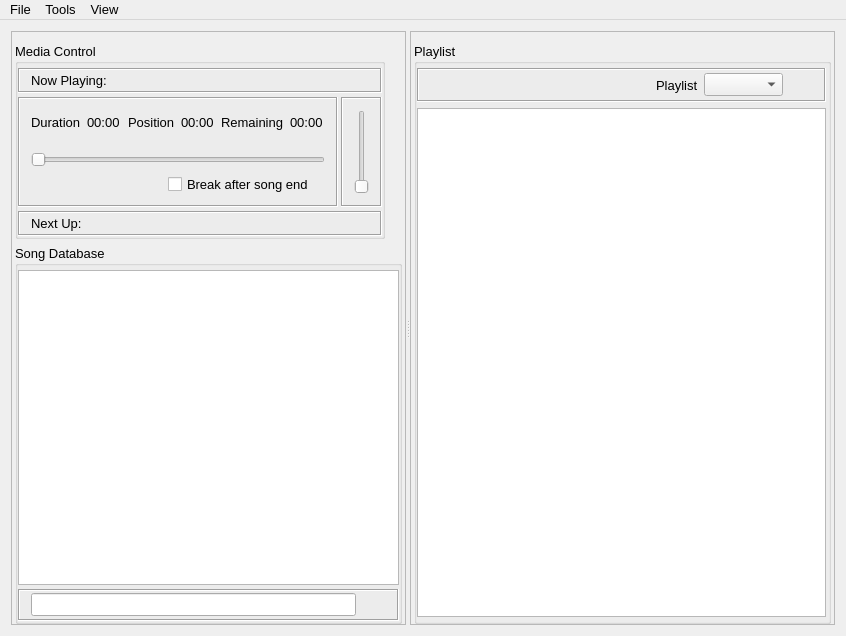
First picture: the form in BreakMusic/mainwindow.ui, repository OpenKJ/OpenKJ, before the edit.
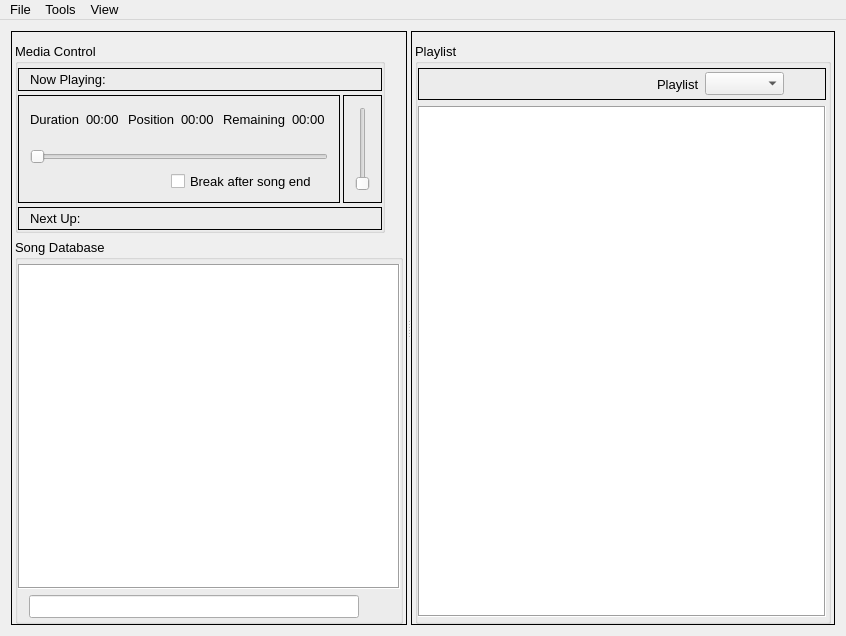
Second picture: the form after the edit. Icons and pictures are not drawn.

Commit message: BM - Playing with look/feel

Diff of the .ui file:
```diff
--- a/BreakMusic/mainwindow.ui
+++ b/BreakMusic/mainwindow.ui
@@ -33,10 +33,10 @@
         </sizepolicy>
        </property>
        <property name="frameShape">
-        <enum>QFrame::StyledPanel</enum>
+        <enum>QFrame::Box</enum>
        </property>
        <property name="frameShadow">
-        <enum>QFrame::Raised</enum>
+        <enum>QFrame::Plain</enum>
        </property>
        <layout class="QVBoxLayout" name="verticalLayout_2">
         <property name="leftMargin">
@@ -87,7 +87,7 @@
               <enum>QFrame::Box</enum>
              </property>
              <property name="frameShadow">
-              <enum>QFrame::Sunken</enum>
+              <enum>QFrame::Plain</enum>
              </property>
              <layout class="QHBoxLayout" name="horizontalLayout_2">
               <property name="topMargin">
@@ -161,7 +161,7 @@
                  <enum>QFrame::Box</enum>
                 </property>
                 <property name="frameShadow">
-                 <enum>QFrame::Sunken</enum>
+                 <enum>QFrame::Plain</enum>
                 </property>
                 <layout class="QVBoxLayout" name="verticalLayout_8">
                  <property name="leftMargin">
@@ -384,7 +384,7 @@
                     <enum>QFrame::Box</enum>
                    </property>
                    <property name="frameShadow">
-                    <enum>QFrame::Sunken</enum>
+                    <enum>QFrame::Plain</enum>
                    </property>
                    <layout class="QHBoxLayout" name="horizontalLayout_4">
                     <item>
@@ -421,7 +421,7 @@
               <enum>QFrame::Box</enum>
              </property>
              <property name="frameShadow">
-              <enum>QFrame::Sunken</enum>
+              <enum>QFrame::Plain</enum>
              </property>
              <layout class="QHBoxLayout" name="horizontalLayout_6">
               <property name="topMargin">
@@ -491,6 +491,12 @@
            </property>
            <item>
             <widget class="QTreeView" name="treeViewDB">
+             <property name="frameShape">
+              <enum>QFrame::Box</enum>
+             </property>
+             <property name="frameShadow">
+              <enum>QFrame::Sunken</enum>
+             </property>
              <property name="editTriggers">
               <set>QAbstractItemView::NoEditTriggers</set>
              </property>
@@ -526,10 +532,10 @@
            <item>
             <widget class="QFrame" name="frame_10">
              <property name="frameShape">
-              <enum>QFrame::Box</enum>
+              <enum>QFrame::NoFrame</enum>
              </property>
              <property name="frameShadow">
-              <enum>QFrame::Sunken</enum>
+              <enum>QFrame::Plain</enum>
              </property>
              <layout class="QHBoxLayout" name="horizontalLayout_7">
               <property name="topMargin">
@@ -598,10 +604,10 @@
         </sizepolicy>
        </property>
        <property name="frameShape">
-        <enum>QFrame::StyledPanel</enum>
+        <enum>QFrame::Box</enum>
        </property>
        <property name="frameShadow">
-        <enum>QFrame::Raised</enum>
+        <enum>QFrame::Plain</enum>
        </property>
        <layout class="QVBoxLayout" name="verticalLayout">
         <property name="leftMargin">
@@ -637,7 +643,7 @@
               <enum>QFrame::Box</enum>
              </property>
              <property name="frameShadow">
-              <enum>QFrame::Sunken</enum>
+              <enum>QFrame::Plain</enum>
              </property>
              <layout class="QHBoxLayout" name="horizontalLayout_8">
               <property name="topMargin">
@@ -718,6 +724,9 @@
              <property name="focusPolicy">
               <enum>Qt::WheelFocus</enum>
              </property>
+             <property name="frameShape">
+              <enum>QFrame::Box</enum>
+             </property>
              <property name="editTriggers">
               <set>QAbstractItemView::NoEditTriggers</set>
              </property>
```
